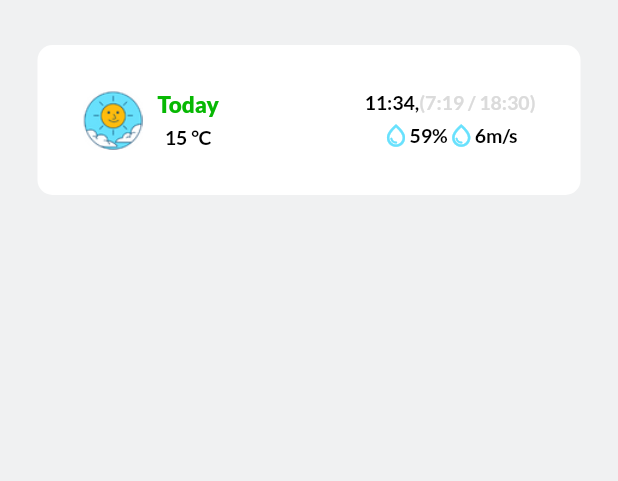
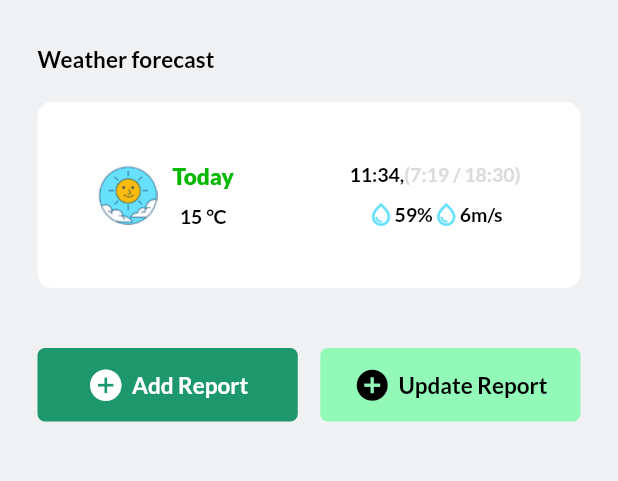
Before and after one commit to ProsperChihimba/agroapp, a Flutter app: the screen it shows after launch, on a phone screen of 412 x 824 dp, the part 96-577 px from its top. Run offline on Flutter 3.47's test engine with Material 2 defaults, Android fonts, the phone set to English and light mode, and no system bars; our stand-ins replace google_fonts; Roboto replaces fonts that are missing (Calistoga).

Commit message:
Add: update report & add report buttons

```diff
--- a/lib/main.dart
+++ b/lib/main.dart
@@ -53,10 +53,122 @@ class _MyHomePageState extends State<MyHomePage> {
               const SizedBox(
                 height: 10,
               ),
-              Padding(
+              Align(
+                alignment: Alignment.topLeft,
+                child: Padding(
+                  padding: const EdgeInsets.fromLTRB(25.0, 20.0, 5.0, 0),
+                  child: Text(
+                    'Weather forecast',
+                    style: GoogleFonts.lato(
+                        fontWeight: FontWeight.w700,
+                        fontSize: 15,
+                        color: Colors.black),
+                  ),
+                ),
+              ),
+              const WeatherWidget(),
+              const SizedBox(
+                height: 40,
+              ),
+              const Padding(
+                padding: EdgeInsets.symmetric(horizontal: 25.0),
+                child: ReportButtons(),
+              )
+            ],
+          )),
+        ));
+  }
+}
+
+class ReportButtons extends StatelessWidget {
+  const ReportButtons({super.key});
+
+  @override
+  Widget build(BuildContext context) {
+    return Row(
+      mainAxisAlignment: MainAxisAlignment.spaceBetween,
+      children: [
+        Expanded(
+          child: Container(
+            padding: EdgeInsets.all(12),
+            decoration: BoxDecoration(
+                color: Color(0xff1D976C),
+                borderRadius: BorderRadius.circular(5)),
+            child: Row(
+              mainAxisAlignment: MainAxisAlignment.center,
+              children: [
+                Row(
+                  children: [
+                    const Padding(
+                      padding: EdgeInsets.fromLTRB(0, 0, 5.0, 0),
+                      child: Icon(
+                        Icons.add_circle,
+                        size: 25,
+                        color: Colors.white,
+                      ),
+                    ),
+                    Text(
+                      'Add Report',
+                      style: GoogleFonts.lato(
+                          fontWeight: FontWeight.w700,
+                          fontSize: 15,
+                          color: Colors.white),
+                    )
+                  ],
+                ),
+              ],
+            ),
+          ),
+        ),
+        const SizedBox(
+          width: 15,
+        ),
+        Expanded(
+          child: Container(
+            padding: const EdgeInsets.all(12),
+            decoration: BoxDecoration(
+                color: Color(0xff93F9B9),
+                borderRadius: BorderRadius.circular(5)),
+            child: Row(
+              mainAxisAlignment: MainAxisAlignment.center,
+              children: [
+                Row(
+                  children: [
+                    const Padding(
+                      padding: EdgeInsets.fromLTRB(0, 0, 5.0, 0),
+                      child: Icon(
+                        Icons.add_circle,
+                        size: 25,
+                        color: Colors.black,
+                      ),
+                    ),
+                    Text(
+                      'Update Report',
+                      style: GoogleFonts.lato(
+                          fontWeight: FontWeight.w700,
+                          fontSize: 15,
+                          color: Colors.black),
+                    )
+                  ],
+                )
+              ],
+            ),
+          ),
+        ),
+      ],
+    );
+  }
+}
+
+class WeatherWidget extends StatelessWidget {
+  const WeatherWidget({super.key});
+
+  @override
+  Widget build(BuildContext context) {
+    return Padding(
       padding: const EdgeInsets.symmetric(horizontal: 25.0),
       child: Container(
-                    padding: const EdgeInsets.all(30),
+          padding: const EdgeInsets.all(40),
           margin: const EdgeInsets.only(top: 20),
           decoration: BoxDecoration(
               color: const Color(0xffFFFFFF),
@@ -84,7 +196,7 @@ class _MyHomePageState extends State<MyHomePage> {
                             color: const Color(0xff07B803)),
                       ),
                       const SizedBox(
-                                  height: 5,
+                        height: 10,
                       ),
                       Text(
                         "15 °C",
@@ -120,14 +232,13 @@ class _MyHomePageState extends State<MyHomePage> {
                         ],
                       ),
                       const SizedBox(
-                                  height: 5,
+                        height: 10,
                       ),
                       Row(
-                                  mainAxisAlignment:
-                                      MainAxisAlignment.spaceBetween,
+                        mainAxisAlignment: MainAxisAlignment.spaceBetween,
                         children: [
                           Row(children: [
-                                      Icon(
+                            const Icon(
                               Icons.water_drop_outlined,
                               color: Color(0xff68e1fd),
                               size: 18,
@@ -141,7 +252,7 @@ class _MyHomePageState extends State<MyHomePage> {
                             ),
                           ]),
                           Row(children: [
-                                      Icon(
+                            const Icon(
                               Icons.water_drop_outlined,
                               color: Color(0xff68e1fd),
                               size: 18,
@@ -162,9 +273,6 @@ class _MyHomePageState extends State<MyHomePage> {
               )
             ],
           )),
-              ),
-            ],
-          )),
-        ));
+    );
   }
 }
```
Lines whose indentation alone changed are shown as unchanged.
